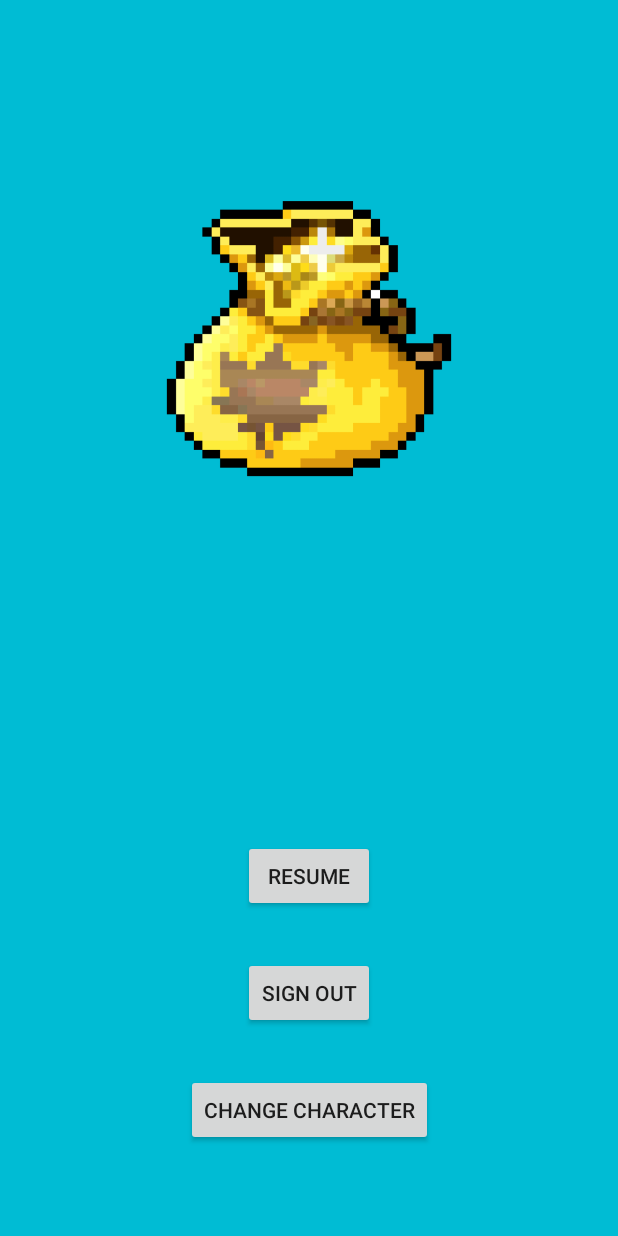
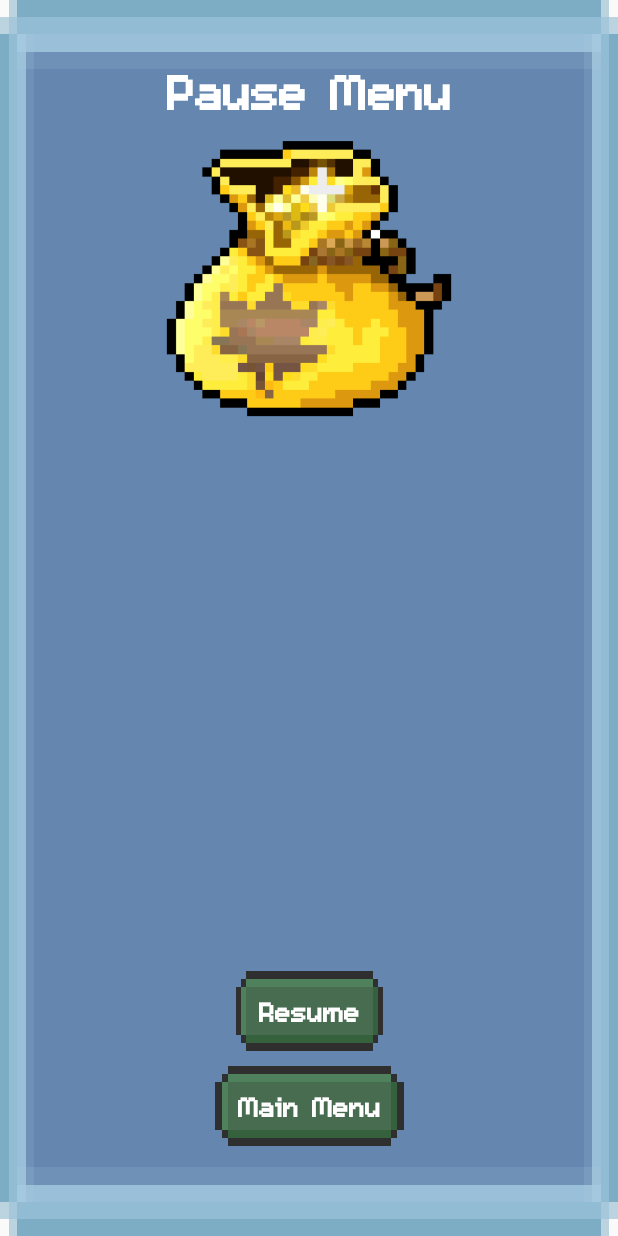
Before and after one commit to codeturtle00/Politician-Simulator, an Android app: the layout activity_pause.xml on its own in the app's theme, with its tools: preview values and no code run, on a phone screen of 412 x 824 dp. Run offline under Robolectric (Android 15) with nearby library versions, the phone set to English and light mode, and no system bars.

Commit message:
aesthetic changes

```diff
--- a/phase2/PoliticGame/app/src/main/java/com/example/politicgame/Games/BabyGame/Kiss.java
+++ b/phase2/PoliticGame/app/src/main/java/com/example/politicgame/Games/BabyGame/Kiss.java
@@ -49,7 +49,7 @@ class Kiss extends Event {
           && finalY - getY() < imgHeight() + 20) {
         Log.d("Kiss", "Score increased");
         setInteraction(true);
-        return 3;
+        return 10;
       }
     }
     return 0;
--- a/phase2/PoliticGame/app/src/main/java/com/example/politicgame/MainActivity.java
+++ b/phase2/PoliticGame/app/src/main/java/com/example/politicgame/MainActivity.java
@@ -28,6 +28,10 @@ public class MainActivity extends GameActivity {
     ImageView trumpIMG = findViewById(R.id.trump);
     Animation animated_trump = AnimationUtils.loadAnimation(this, R.anim.animated_trump);
     trumpIMG.startAnimation(animated_trump);
+
+    ImageView titleIMG = findViewById(R.id.gameTitle);
+    Animation animated_title = AnimationUtils.loadAnimation(this, R.anim.animated_title);
+    titleIMG.startAnimation(animated_title);
 
     // Login button
     final Button loginButton = findViewById(R.id.login);
@@ -93,7 +97,6 @@ public class MainActivity extends GameActivity {
     /** Opens the login page */
     Intent loginPageIntent = new Intent(this, LoginActivity.class);
     startActivity(loginPageIntent);
-    finish();
   }
 
   public void openLeaderBoard() {
--- a/phase2/PoliticGame/app/src/main/java/com/example/politicgame/UserActivity/LoginActivity/LoginActivity.java
+++ b/phase2/PoliticGame/app/src/main/java/com/example/politicgame/UserActivity/LoginActivity/LoginActivity.java
@@ -27,6 +27,7 @@ import com.example.politicgame.Character.UserTools.UserAccount;
 import com.example.politicgame.Common.FileSavingService;
 import com.example.politicgame.MainActivity;
 import com.example.politicgame.Application.PoliticGameApp;
+import com.example.politicgame.PopUpActivity;
 import com.example.politicgame.R;
 import com.example.politicgame.UserActivity.FormState;
 import com.example.politicgame.UserActivity.RegisterActivity.RegistrationActivity;
@@ -35,7 +36,7 @@ import org.json.JSONArray;
 import org.json.JSONException;
 
 /** An activity responsible for login*/
-public class LoginActivity extends AppCompatActivity {
+public class LoginActivity extends PopUpActivity {
   private PoliticGameApp app;
   private LoginViewModel loginViewModel;
   private FileSavingService fileSaving;
--- /dev/null
+++ b/phase2/PoliticGame/app/src/main/res/drawable/pausebackgroundbitmap.xml
@@ -0,0 +1,5 @@
+<?xml version="1.0" encoding="utf-8"?>
+<bitmap xmlns:android="http://schemas.android.com/apk/res/android"
+    android:src="@drawable/pausebackground"
+    android:filter="false"
+    />
--- a/phase2/PoliticGame/app/src/main/res/layout/activity_pause.xml
+++ b/phase2/PoliticGame/app/src/main/res/layout/activity_pause.xml
@@ -5,25 +5,22 @@
     android:id="@+id/pauseLayout"
     android:layout_width="match_parent"
     android:layout_height="match_parent"
-    android:background="?attr/backColor">
-
-    <Button
-        android:id="@+id/sign_out"
-        android:layout_width="wrap_content"
-        android:layout_height="wrap_content"
-        android:layout_marginBottom="30dp"
-        android:text="@string/sign_out"
-        app:layout_constraintBottom_toTopOf="@+id/pause_menu_load_screen"
-        app:layout_constraintEnd_toEndOf="parent"
-        app:layout_constraintStart_toStartOf="parent" />
+    android:background="@drawable/pausebackgroundbitmap">
 
     <Button
         android:id="@+id/resume"
         android:layout_width="wrap_content"
         android:layout_height="wrap_content"
-        android:layout_marginBottom="30dp"
+        android:layout_marginBottom="10dp"
         android:text="@string/resume"
-        app:layout_constraintBottom_toTopOf="@+id/sign_out"
+        android:textAllCaps="false"
+        android:textColor="@color/textWhite"
+        android:textSize="28sp"
+        android:fontFamily="@font/pixelfont"
+        android:textStyle="bold"
+        android:padding="15dp"
+        android:background="@drawable/greenbutton"
+        app:layout_constraintBottom_toTopOf="@+id/pause_main_menu"
         app:layout_constraintEnd_toEndOf="parent"
         app:layout_constraintStart_toStartOf="parent" />
 
@@ -31,7 +28,6 @@
         android:id="@+id/pause_menu_image"
         android:layout_width="308dp"
         android:layout_height="372dp"
-        android:layout_marginTop="40dp"
         android:contentDescription="@string/pause_menu_image"
         app:layout_constraintEnd_toEndOf="parent"
         app:layout_constraintStart_toStartOf="parent"
@@ -39,12 +35,33 @@
         app:srcCompat="@drawable/pause_filler" />
 
     <Button
-        android:id="@+id/pause_menu_load_screen"
+        android:id="@+id/pause_main_menu"
         android:layout_width="wrap_content"
         android:layout_height="wrap_content"
         android:layout_marginBottom="60dp"
-        android:text="@string/load_screen"
+        android:text="@string/main_menu"
+        android:textAllCaps="false"
+        android:textColor="@color/textWhite"
+        android:textSize="28sp"
+        android:fontFamily="@font/pixelfont"
+        android:textStyle="bold"
+        android:padding="15dp"
+        android:background="@drawable/greenbutton"
         app:layout_constraintBottom_toBottomOf="parent"
         app:layout_constraintEnd_toEndOf="parent"
         app:layout_constraintStart_toStartOf="parent" />
+
+    <TextView
+        android:id="@+id/pause_menu_title"
+        android:layout_width="wrap_content"
+        android:layout_height="wrap_content"
+        android:layout_marginTop="40dp"
+        android:text="Pause Menu"
+        android:textColor="@color/textWhite"
+        android:textSize="50sp"
+        android:fontFamily="@font/pixelfont"
+        android:textStyle="bold"
+        app:layout_constraintEnd_toEndOf="parent"
+        app:layout_constraintStart_toStartOf="parent"
+        app:layout_constraintTop_toTopOf="parent" />
 </androidx.constraintlayout.widget.ConstraintLayout>
--- a/phase2/PoliticGame/app/src/main/res/values/strings.xml
+++ b/phase2/PoliticGame/app/src/main/res/values/strings.xml
@@ -23,7 +23,7 @@
     <string name="NPC_image">npcImage</string>
     <string name="NPC_Prompt">npcPrompt</string>
     <string name="next_game">Next</string>
-    <string name="prompt_email">Email or UserName</string>
+    <string name="prompt_email">Email or Username</string>
     <string name="prompt_password">Password</string>
     <string name="action_sign_in_short"> Sign In</string>
     <string name="invalid_password">Invalid Password.We expected you to enter more than 4 characters for password</string>
@@ -50,4 +50,5 @@
     <string name="summary_main_menu">Save and Quit</string>
     <string name="summary_quit">Quit without Saving</string>
     <string name ="game_mode_title">Select a Game Mode</string>
+    <string name="main_menu">Main Menu</string>
 </resources>
--- a/phase2/PoliticGame/app/src/main/res/values/styles.xml
+++ b/phase2/PoliticGame/app/src/main/res/values/styles.xml
@@ -18,4 +18,14 @@
         <item name="backColor">@color/backgroundRed</item>
         <item name="textColor">@color/textWhite</item>
     </style>
+
+    <style name="PopUp" >
+        <item name="android:windowIsTranslucent">true</item>
+        <item name="android:windowBackground">@android:color/transparent</item>
+        <item name="android:windowContentOverlay">@null</item>
+        <item name="android:windowNoTitle">true</item>
+        <item name="android:windowIsFloating">true</item>
+        <item name="android:backgroundDimEnabled">false</item>
+    </style>
+
 </resources>
```
Also changed, not shown: phase2/PoliticGame/app/src/main/AndroidManifest.xml (+5 -2 lines), phase2/PoliticGame/app/src/main/java/com/example/politicgame/Pausing/PauseActivity.java (+3 -11 lines), phase2/PoliticGame/app/src/main/java/com/example/politicgame/PopUpActivity.java (added, +33 -0 lines), phase2/PoliticGame/app/src/main/res/anim/animated_title.xml (added, +27 -0 lines), phase2/PoliticGame/app/src/main/res/layout/activity_login.xml (+18 -7 lines), phase2/PoliticGame/app/src/main/res/layout/activity_main.xml (+5 -8 lines), phase2/PoliticGame/app/src/main/res/drawable/pausebackground.png (added), phase2/PoliticGame/app/src/main/res/drawable/politiciansimulatortitle.png (added).
